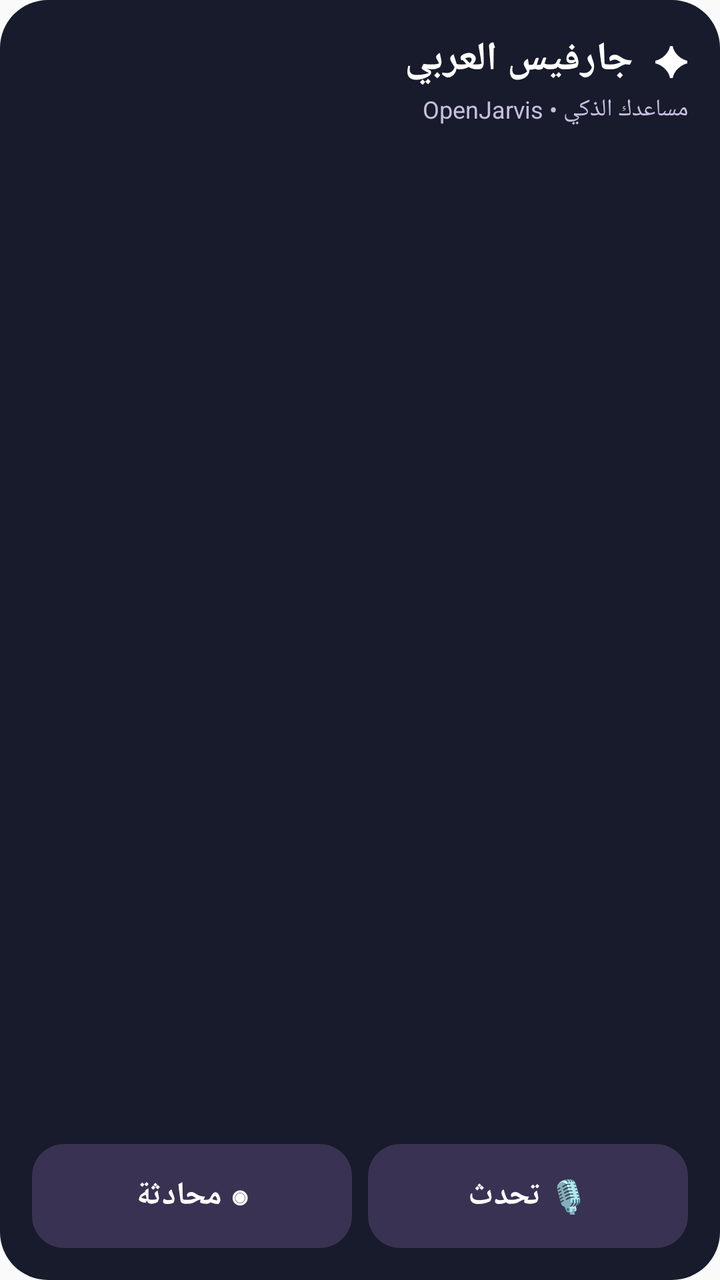
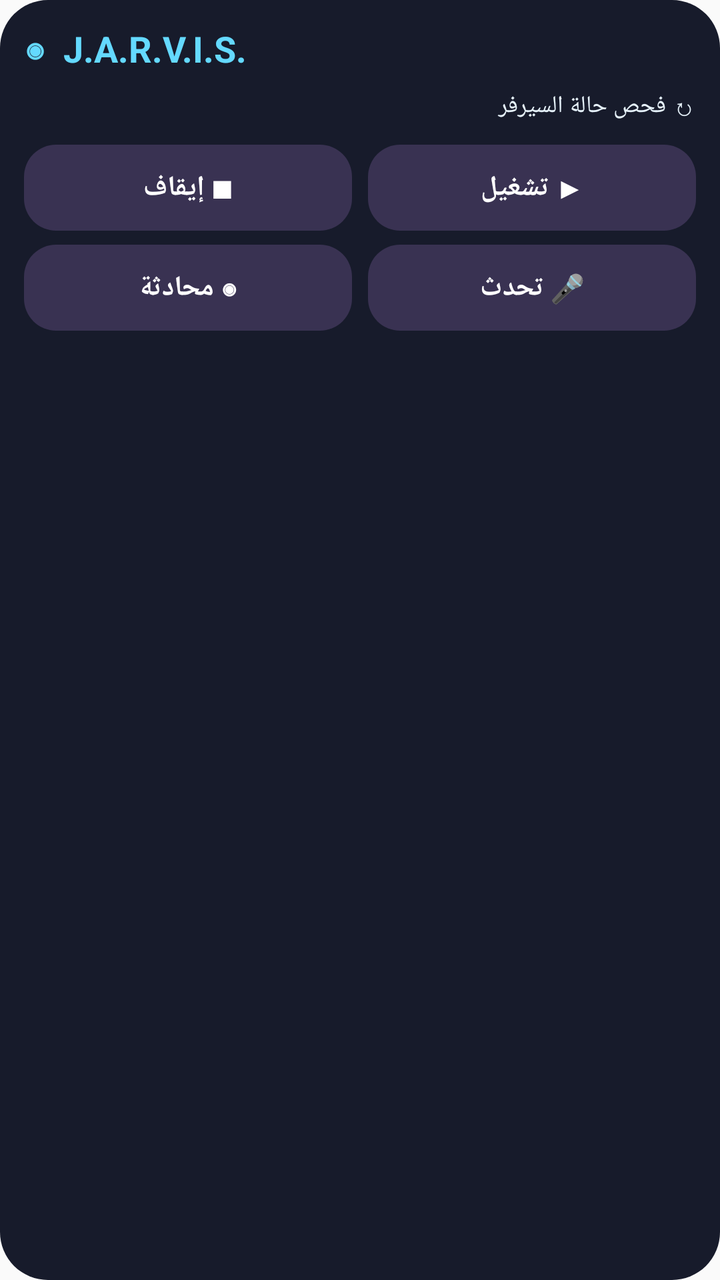

Two renders of the same Android screen: before a commit and after it. Below are the layout's source before the change and the commit's diff.
<!-- AndroidManifest.xml: application theme android:Theme.Material.Light.NoActionBar -->
<!-- res/layout/jarvis_widget.xml -->
<?xml version="1.0" encoding="utf-8"?>
<LinearLayout xmlns:android="http://schemas.android.com/apk/res/android" android:layout_width="match_parent" android:layout_height="match_parent" android:orientation="vertical" android:padding="16dp" android:background="@drawable/widget_bg" android:layoutDirection="rtl">
 <TextView android:id="@+id/widget_title" android:layout_width="match_parent" android:layout_height="wrap_content" android:text="✦  جارفيس العربي" android:textSize="20sp" android:textStyle="bold" android:textColor="#FFFFFF"/>
 <TextView android:layout_width="match_parent" android:layout_height="wrap_content" android:text="مساعدك الذكي • OpenJarvis" android:textColor="#C6BFDF" android:textSize="12sp" android:layout_marginTop="3dp"/>
 <LinearLayout android:layout_width="match_parent" android:layout_height="0dp" android:layout_weight="1" android:gravity="bottom" android:orientation="horizontal" android:layout_marginTop="12dp">
  <TextView android:id="@+id/widget_voice" android:layout_width="0dp" android:layout_height="52dp" android:layout_weight="1" android:gravity="center" android:text="🎙 تحدث" android:textColor="#FFFFFF" android:textStyle="bold" android:textSize="16sp" android:background="@drawable/widget_button"/>
  <TextView android:id="@+id/widget_chat" android:layout_width="0dp" android:layout_height="52dp" android:layout_weight="1" android:layout_marginStart="8dp" android:gravity="center" android:text="◉ محادثة" android:textColor="#FFFFFF" android:textStyle="bold" android:textSize="16sp" android:background="@drawable/widget_button"/>
 </LinearLayout>
</LinearLayout>
<!-- resources referenced by this layout -->
<resources>
  <!-- drawable widget_bg (drawable) -->
  <shape xmlns:android="http://schemas.android.com/apk/res/android"><solid android:color="#171B2B"/><corners android:radius="24dp"/></shape>
  <!-- drawable widget_button (drawable) -->
  <shape xmlns:android="http://schemas.android.com/apk/res/android"><solid android:color="#393252"/><corners android:radius="16dp"/></shape>
</resources>

<!-- the commit's change to res/layout/jarvis_widget.xml (unified diff, before → after) -->
@@ -1,9 +1,27 @@
 <?xml version="1.0" encoding="utf-8"?>
-<LinearLayout xmlns:android="http://schemas.android.com/apk/res/android" android:layout_width="match_parent" android:layout_height="match_parent" android:orientation="vertical" android:padding="16dp" android:background="@drawable/widget_bg" android:layoutDirection="rtl">
- <TextView android:id="@+id/widget_title" android:layout_width="match_parent" android:layout_height="wrap_content" android:text="✦  جارفيس العربي" android:textSize="20sp" android:textStyle="bold" android:textColor="#FFFFFF"/>
- <TextView android:layout_width="match_parent" android:layout_height="wrap_content" android:text="مساعدك الذكي • OpenJarvis" android:textColor="#C6BFDF" android:textSize="12sp" android:layout_marginTop="3dp"/>
- <LinearLayout android:layout_width="match_parent" android:layout_height="0dp" android:layout_weight="1" android:gravity="bottom" android:orientation="horizontal" android:layout_marginTop="12dp">
-  <TextView android:id="@+id/widget_voice" android:layout_width="0dp" android:layout_height="52dp" android:layout_weight="1" android:gravity="center" android:text="🎙 تحدث" android:textColor="#FFFFFF" android:textStyle="bold" android:textSize="16sp" android:background="@drawable/widget_button"/>
-  <TextView android:id="@+id/widget_chat" android:layout_width="0dp" android:layout_height="52dp" android:layout_weight="1" android:layout_marginStart="8dp" android:gravity="center" android:text="◉ محادثة" android:textColor="#FFFFFF" android:textStyle="bold" android:textSize="16sp" android:background="@drawable/widget_button"/>
- </LinearLayout>
+<LinearLayout xmlns:android="http://schemas.android.com/apk/res/android"
+    android:layout_width="match_parent" android:layout_height="match_parent"
+    android:orientation="vertical" android:padding="12dp"
+    android:background="@drawable/widget_bg" android:layoutDirection="rtl">
+    <TextView android:layout_width="match_parent" android:layout_height="wrap_content"
+        android:text="◉  J.A.R.V.I.S." android:textColor="#64D9FF"
+        android:textSize="18sp" android:textStyle="bold" />
+    <TextView android:id="@+id/widget_status" android:layout_width="match_parent"
+        android:layout_height="wrap_content" android:layout_marginTop="3dp"
+        android:text="↻ فحص حالة السيرفر" android:textColor="#E6F2FA" android:textSize="12sp"
+        android:paddingTop="5dp" android:paddingBottom="5dp" />
+    <LinearLayout android:layout_width="match_parent" android:layout_height="wrap_content"
+        android:orientation="horizontal" android:layout_marginTop="6dp">
+        <TextView android:id="@+id/widget_start" style="@style/JarvisWidgetButton"
+            android:text="▶ تشغيل" android:background="@drawable/widget_button" />
+        <TextView android:id="@+id/widget_stop" style="@style/JarvisWidgetButton"
+            android:layout_marginStart="8dp" android:text="■ إيقاف" android:background="@drawable/widget_button" />
+    </LinearLayout>
+    <LinearLayout android:layout_width="match_parent" android:layout_height="wrap_content"
+        android:orientation="horizontal" android:layout_marginTop="7dp">
+        <TextView android:id="@+id/widget_voice" style="@style/JarvisWidgetButton"
+            android:text="🎤 تحدث" android:background="@drawable/widget_button" />
+        <TextView android:id="@+id/widget_chat" style="@style/JarvisWidgetButton"
+            android:layout_marginStart="8dp" android:text="◉ محادثة" android:background="@drawable/widget_button" />
+    </LinearLayout>
 </LinearLayout>
<!-- resource entries referenced after the edit -->
@@ -4,5 +4,14 @@
   <shape xmlns:android="http://schemas.android.com/apk/res/android"><solid android:color="#171B2B"/><corners android:radius="24dp"/></shape>
   <!-- drawable widget_button (drawable) -->
   <shape xmlns:android="http://schemas.android.com/apk/res/android"><solid android:color="#393252"/><corners android:radius="16dp"/></shape>
+  <style name="JarvisWidgetButton">
+          <item name="android:layout_width">0dp</item>
+          <item name="android:layout_height">43dp</item>
+          <item name="android:layout_weight">1</item>
+          <item name="android:gravity">center</item>
+          <item name="android:textSize">14sp</item>
+          <item name="android:textStyle">bold</item>
+          <item name="android:textColor">#FFFFFF</item>
+      </style>
 </resources>
 
